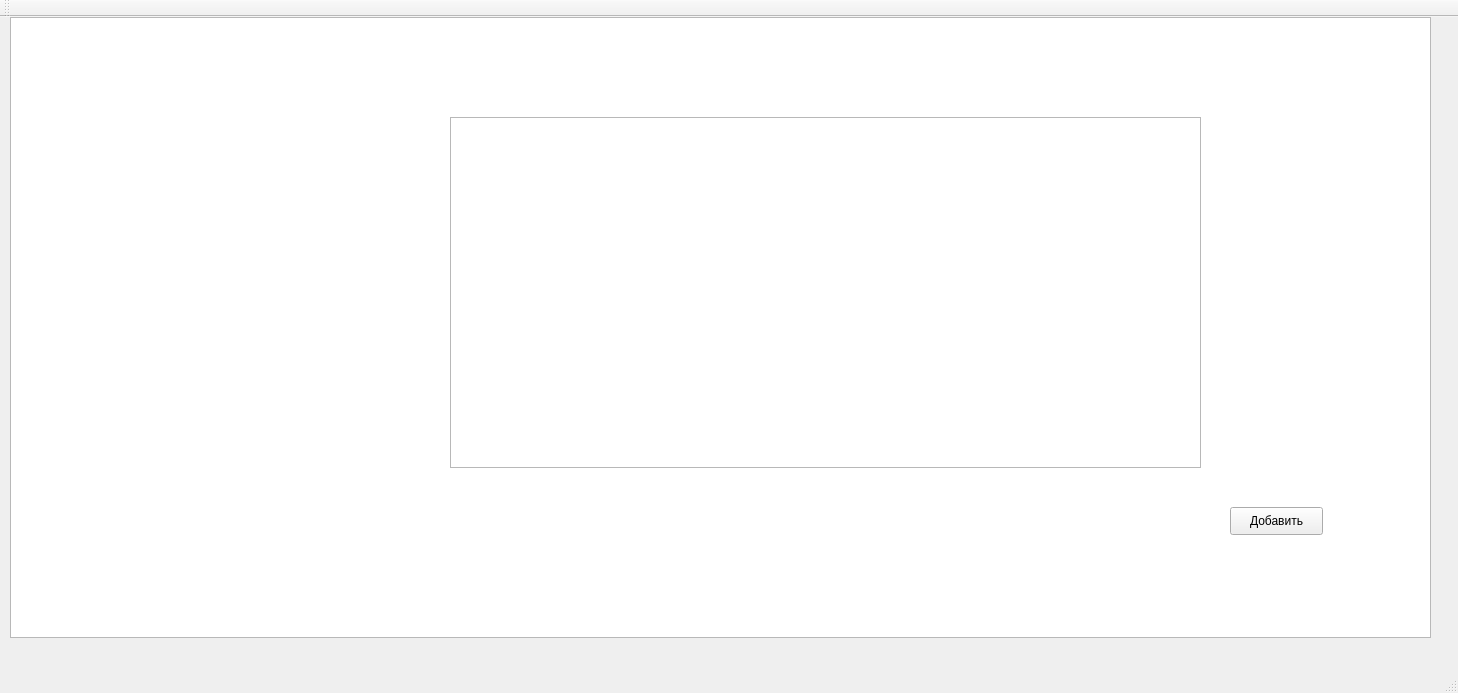
Alina1999mikh/AppForRecipe, file mainwindow.ui: the form before one commit.
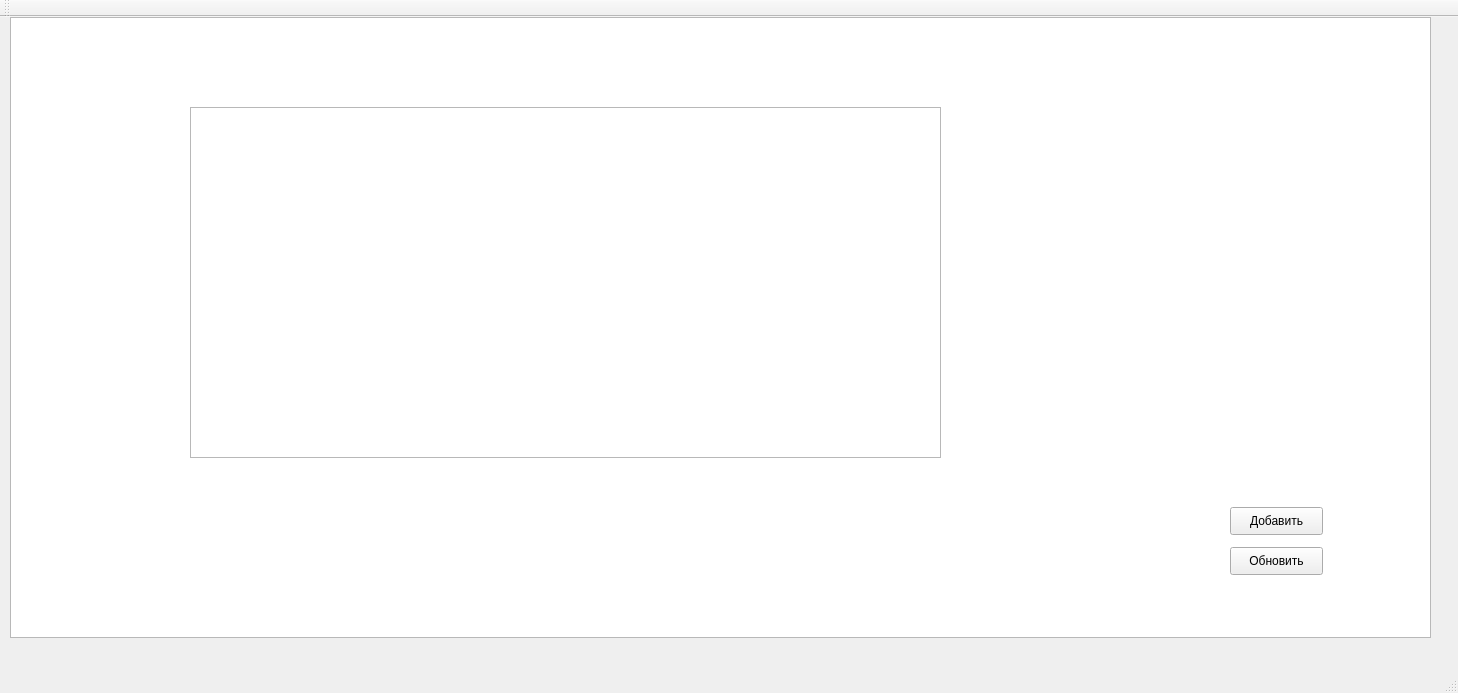
The form after the commit.

```diff
--- a/mainwindow.ui
+++ b/mainwindow.ui
@@ -40,13 +40,26 @@
    <widget class="QTextEdit" name="textEdit">
     <property name="geometry">
      <rect>
-      <x>450</x>
-      <y>100</y>
+      <x>190</x>
+      <y>90</y>
       <width>751</width>
       <height>351</height>
      </rect>
     </property>
    </widget>
+   <widget class="QPushButton" name="pushButton_2">
+    <property name="geometry">
+     <rect>
+      <x>1230</x>
+      <y>530</y>
+      <width>93</width>
+      <height>28</height>
+     </rect>
+    </property>
+    <property name="text">
+     <string>Обновить</string>
+    </property>
+   </widget>
   </widget>
   <widget class="QMenuBar" name="menuBar">
    <property name="geometry">
```
